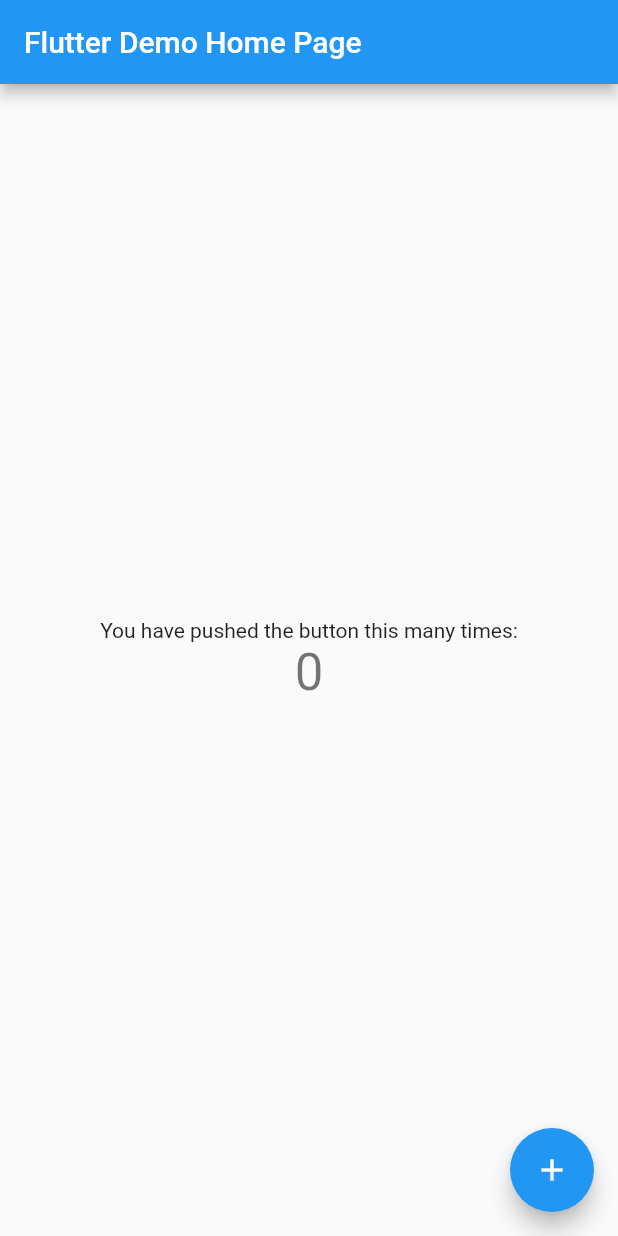
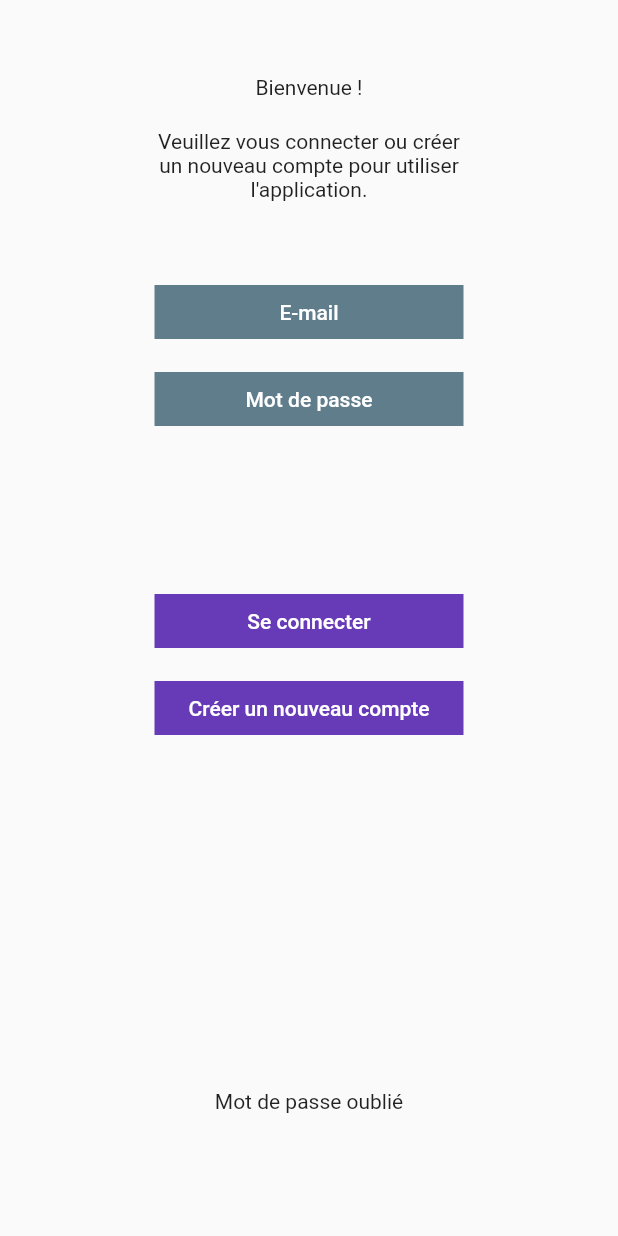
Before and after one commit to Hassna16/projetv2, a Flutter app: the screen it shows after launch, on a phone screen of 412 x 824 dp. Run offline on Flutter 3.47's test engine with Material 2 defaults, Android fonts, the light colour scheme and no system bars.

Commit message:
page de connexion

```diff
--- a/lib/main.dart
+++ b/lib/main.dart
@@ -1,4 +1,5 @@
 import 'package:flutter/material.dart';
+
 
 void main() {
   runApp(const MyApp());
@@ -70,46 +71,117 @@
     // fast, so that you can just rebuild anything that needs updating rather
     // than having to individually change instances of widgets.
     return Scaffold(
-      appBar: AppBar(
-        // Here we take the value from the MyHomePage object that was created by
-        // the App.build method, and use it to set our appbar title.
-        title: Text(widget.title),
-      ),
-      body: Center(
-        // Center is a layout widget. It takes a single child and positions it
-        // in the middle of the parent.
+
+        body: Align(
+          alignment: Alignment.topCenter,
+
+        child: FractionallySizedBox(
+        widthFactor: 0.5,
+
         child: Column(
-          // Column is also a layout widget. It takes a list of children and
-          // arranges them vertically. By default, it sizes itself to fit its
-          // children horizontally, and tries to be as tall as its parent.
-          //
-          // Invoke "debug painting" (press "p" in the console, choose the
-          // "Toggle Debug Paint" action from the Flutter Inspector in Android
-          // Studio, or the "Toggle Debug Paint" command in Visual Studio Code)
-          // to see the wireframe for each widget.
-          //
-          // Column has various properties to control how it sizes itself and
-          // how it positions its children. Here we use mainAxisAlignment to
-          // center the children vertically; the main axis here is the vertical
-          // axis because Columns are vertical (the cross axis would be
-          // horizontal).
-          mainAxisAlignment: MainAxisAlignment.center,
+
+          mainAxisSize: MainAxisSize.min,
           children: <Widget>[
+            SizedBox.square(
+              dimension: 50.0,
+            ),
             const Text(
-              'You have pushed the button this many times:',
+              'Bienvenue !',
+
             ),
-            Text(
-              '$_counter',
-              style: Theme.of(context).textTheme.headline4,
+            SizedBox.square(
+              dimension: 20.0,
             ),
+            const Text("Veuillez vous connecter ou créer un nouveau compte pour utiliser l'application.",
+              textAlign: TextAlign.center,
+
+            ),
+            SizedBox.square(
+              dimension: 50.0,
+            ),
+          TextButton(
+            onPressed: () {},
+            child: Row(
+              children: [
+                Expanded(child: Text('E-mail',textAlign: TextAlign.center)),
+
+              ],
+            ),  style: OutlinedButton.styleFrom(
+            primary: Colors.white,
+            shape: const RoundedRectangleBorder(),
+            backgroundColor: Colors.blueGrey,
+          )),
+
+            SizedBox.square(
+              dimension: 10.0,
+            ),
+
+            TextButton(
+                onPressed: () {},
+                child: Row(
+                  children: [
+                    Expanded(child: Text('Mot de passe',textAlign: TextAlign.center)),
+
+                  ],
+                ),  style: OutlinedButton.styleFrom(
+              primary: Colors.white,
+              shape: const RoundedRectangleBorder(),
+              backgroundColor: Colors.blueGrey,
+            )),
+
+            SizedBox.square(
+              dimension: 100.0,
+            ),
+
+            TextButton(
+                onPressed: () {},
+                child: Row(
+                  children: [
+                    Expanded(child: Text('Se connecter',textAlign: TextAlign.center)),
+
+                  ],
+                ),  style: OutlinedButton.styleFrom(
+              primary: Colors.white,
+              shape: const RoundedRectangleBorder(),
+              backgroundColor: Colors.deepPurple,
+            )),
+
+            SizedBox.square(
+              dimension: 10.0,
+            ),
+
+            TextButton(
+                onPressed: () {},
+                child: Row(
+                  children: [
+                    Expanded(child: Text('Créer un nouveau compte',textAlign: TextAlign.center)),
+
+                  ],
+                ),  style: OutlinedButton.styleFrom(
+              primary: Colors.white,
+              shape: const RoundedRectangleBorder(),
+              backgroundColor: Colors.deepPurple,
+            )),
+
+            SizedBox.square(
+              dimension: 230.0,
+            ),
+
+            const Text("Mot de passe oublié",
+              textAlign: TextAlign.center,
+
+            ),
+
+
+
+
+
+
           ],
         ),
+
       ),
-      floatingActionButton: FloatingActionButton(
-        onPressed: _incrementCounter,
-        tooltip: 'Increment',
-        child: const Icon(Icons.add),
-      ), // This trailing comma makes auto-formatting nicer for build methods.
-    );
+      // This trailing comma makes auto-formatting nicer for build methods.
+    ));
   }
 }
```
Also changed, not shown: 1 other file.
